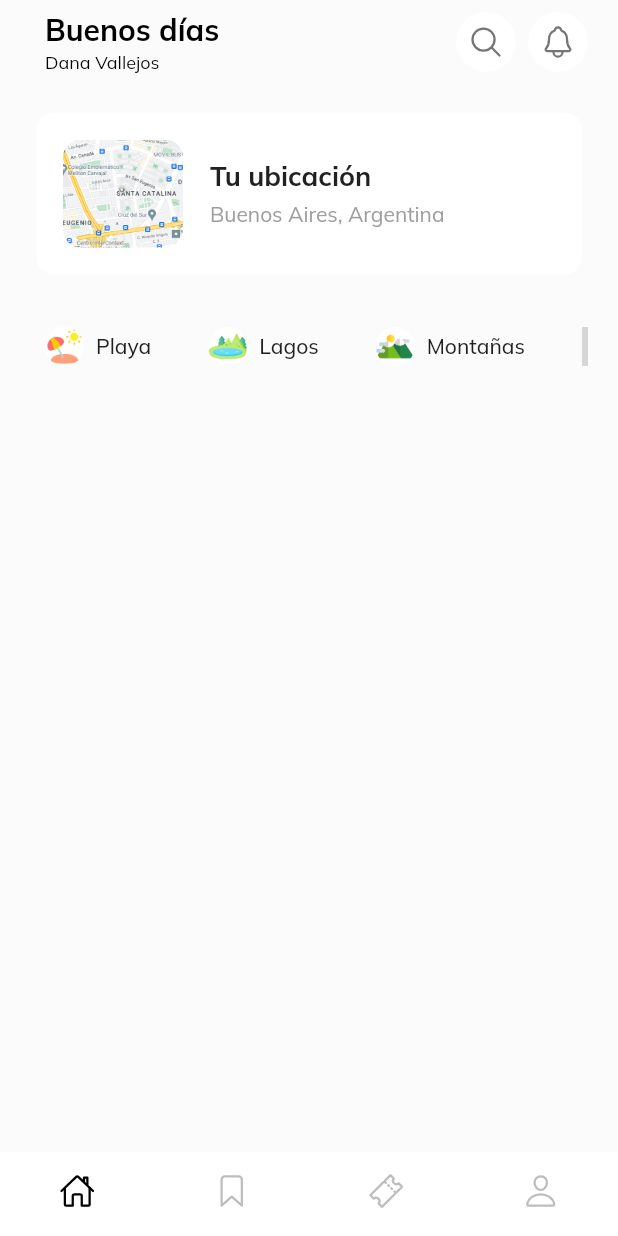
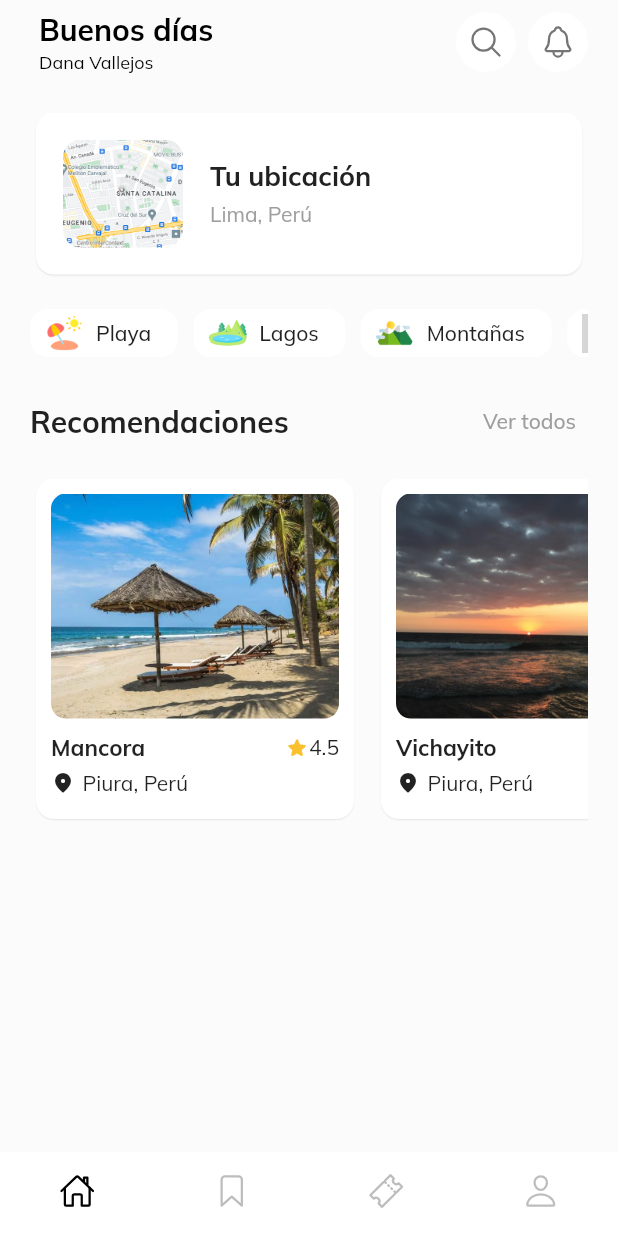
Before and after one commit to Dana-Vallejos/Travel-App, a Flutter app: the screen it shows after launch, after a tap on "Empezar ahora", on a phone screen of 412 x 824 dp. Run offline on Flutter 3.47's test engine with Material 2 defaults, Android fonts, the light colour scheme and no system bars; our stand-ins replace google_fonts, ionicons; grey boxes are pictures that could not be loaded.

Commit message:
recommended places cart

```diff
--- a/lib/main.dart
+++ b/lib/main.dart
@@ -17,7 +17,7 @@ class MyApp extends StatelessWidget {
       debugShowCheckedModeBanner: false,
       theme: ThemeData(
         textTheme: GoogleFonts.mulishTextTheme(Theme.of(context).textTheme),
-        primarySwatch: Colors.blue,
+        primarySwatch: Colors.grey,
       ),
       home: const SplashScreen(),
     );
--- /dev/null
+++ b/lib/models/recommended_places_model.dart
@@ -0,0 +1,40 @@
+class RecommendedPlaceModel {
+  final String name;
+  final String image;
+  final double rating;
+  final String location;
+
+  RecommendedPlaceModel(
+      {required this.name,
+      required this.image,
+      required this.rating,
+      required this.location});
+}
+
+List<RecommendedPlaceModel> recommendedPlaces = [
+  RecommendedPlaceModel(
+      name: "Mancora",
+      image: 'assets/images/mancora_beach.jpg',
+      rating: 4.5,
+      location: 'Piura, Perú'),
+  RecommendedPlaceModel(
+      name: "Vichayito",
+      image: 'assets/images/vichayito.jpg',
+      rating: 4.8,
+      location: 'Piura, Perú'),
+  RecommendedPlaceModel(
+      name: "Chorrilos",
+      image: 'assets/images/chorillos.jpg',
+      rating: 4.6,
+      location: 'Lima, Perú'),
+  RecommendedPlaceModel(
+      name: "Zorritos",
+      image: 'assets/images/zorritos.jpg',
+      rating: 4.8,
+      location: 'Tumbes, Perú'),
+  RecommendedPlaceModel(
+      name: "Punta Sal",
+      image: 'assets/images/puntasal.jpg',
+      rating: 4.8,
+      location: 'Piura, Perú'),
+];
--- a/lib/screens/home_page.dart
+++ b/lib/screens/home_page.dart
@@ -3,6 +3,7 @@ import 'package:ionicons/ionicons.dart';
 import 'package:travel_app/widgets/icon_button.dart';
 import 'package:travel_app/widgets/location_card.dart';
 import 'package:travel_app/widgets/places.dart';
+import 'package:travel_app/widgets/recommended_places.dart';
 
 class HomePage extends StatelessWidget {
   const HomePage({super.key});
@@ -16,14 +17,12 @@ class HomePage extends StatelessWidget {
         elevation: 0,
         foregroundColor: Colors.black,
         title: Padding(
-          padding: const EdgeInsets.all(14.0),
+          padding: const EdgeInsets.all(10.0),
           child: Column(
             crossAxisAlignment: CrossAxisAlignment.start,
             children: [
-              const Text(
-                "Buenos días",
-                style: TextStyle(fontWeight: FontWeight.bold),
-              ),
+              const Text("Buenos días",
+                  style: TextStyle(fontSize: 20, fontWeight: FontWeight.bold)),
               const SizedBox(height: 2),
               Text(
                 "Dana Vallejos",
@@ -47,14 +46,29 @@ class HomePage extends StatelessWidget {
       body: ListView(
         padding: const EdgeInsets.symmetric(horizontal: 20.0, vertical: 15.0),
         children: [
-          //location
           LocationCard(),
-          SizedBox(
-            height: 24.0,
+          const SizedBox(
+            height: 15.0,
           ),
-          //categories
           Places(),
-          //recommendations
+          const SizedBox(
+            height: 15.0,
+          ),
+          Row(
+            mainAxisAlignment: MainAxisAlignment.spaceBetween,
+            children: [
+              const Text("Recomendaciones",
+                  style: TextStyle(fontSize: 20, fontWeight: FontWeight.bold)),
+              TextButton(
+                onPressed: () {},
+                child: const Text("Ver todos"),
+              )
+            ],
+          ),
+          const SizedBox(
+            height: 10.0,
+          ),
+          const RecommendedPlaces(),
         ],
       ),
       bottomNavigationBar: BottomNavigationBar(
--- a/lib/screens/splash_screen.dart
+++ b/lib/screens/splash_screen.dart
@@ -57,7 +57,8 @@ class SplashScreen extends StatelessWidget {
                             EdgeInsets.symmetric(horizontal: 25, vertical: 15)),
                     child: const Text(
                       "Empezar ahora",
-                      style: TextStyle(fontWeight: FontWeight.bold),
+                      style: TextStyle(
+                          fontWeight: FontWeight.bold, color: Colors.white),
                     ),
                   ),
                 )
--- a/lib/widgets/location_card.dart
+++ b/lib/widgets/location_card.dart
@@ -8,7 +8,8 @@ class LocationCard extends StatelessWidget {
   @override
   Widget build(BuildContext context) {
     return Card(
-      elevation: 0,
+      elevation: 0.5,
+      shadowColor: Colors.black38,
       shape: RoundedRectangleBorder(borderRadius: BorderRadius.circular(12)),
       child: Padding(
         padding: const EdgeInsets.all(10.0),
@@ -39,7 +40,7 @@ class LocationCard extends StatelessWidget {
                   ),
                   const SizedBox(height: 5.0),
                   Text(
-                    "Buenos Aires, Argentina",
+                    "Lima, Perú",
                     style: TextStyle(color: Colors.grey, fontSize: 14),
                   ),
                 ],
--- a/lib/widgets/places.dart
+++ b/lib/widgets/places.dart
@@ -10,13 +10,15 @@ class Places extends StatelessWidget {
     return SizedBox(
       height: 40,
       child: ListView.separated(
-        physics: BouncingScrollPhysics(),
+        physics: BouncingScrollPhysics(
+            parent: AlwaysScrollableScrollPhysics(),
+            decelerationRate: ScrollDecelerationRate.fast),
         scrollDirection: Axis.horizontal,
         shrinkWrap: true,
         itemBuilder: (context, index) {
           return Chip(
             padding: EdgeInsets.symmetric(vertical: 3, horizontal: 10),
-            backgroundColor: Colors.white10,
+            backgroundColor: Colors.white,
             elevation: 0,
             shape: RoundedRectangleBorder(
               borderRadius: BorderRadius.circular(12),
--- /dev/null
+++ b/lib/widgets/recommended_places.dart
@@ -0,0 +1,90 @@
+import 'package:flutter/material.dart';
+import 'package:ionicons/ionicons.dart';
+import 'package:travel_app/models/recommended_places_model.dart';
+
+class RecommendedPlaces extends StatelessWidget {
+  const RecommendedPlaces({super.key});
+
+  @override
+  Widget build(BuildContext context) {
+    return SizedBox(
+      height: 235,
+      child: ListView.separated(
+        physics: BouncingScrollPhysics(
+            parent: AlwaysScrollableScrollPhysics(),
+            decelerationRate: ScrollDecelerationRate.fast),
+        scrollDirection: Axis.horizontal,
+        itemBuilder: (context, index) {
+          return SizedBox(
+            width: 220,
+            child: Card(
+              elevation: 0.4,
+              shadowColor: Colors.black38,
+              shape: RoundedRectangleBorder(
+                borderRadius: BorderRadius.circular(12),
+              ),
+              child: InkWell(
+                borderRadius: BorderRadius.circular(12),
+                onTap: () {},
+                child: Padding(
+                  padding: const EdgeInsets.all(10.0),
+                  child: Column(
+                    children: [
+                      ClipRRect(
+                        borderRadius: BorderRadius.circular(10),
+                        child: Image.asset(
+                          recommendedPlaces[index].image,
+                          height: 150,
+                          fit: BoxFit.cover,
+                        ),
+                      ),
+                      const SizedBox(
+                        height: 10,
+                      ),
+                      Row(
+                        children: [
+                          Text(
+                            recommendedPlaces[index].name,
+                            style: TextStyle(
+                                fontSize: 15, fontWeight: FontWeight.bold),
+                          ),
+                          const Spacer(),
+                          Icon(
+                            Icons.star_rounded,
+                            size: 16,
+                            color: Colors.yellow.shade700,
+                          ),
+                          Text(
+                            recommendedPlaces[index].rating.toString(),
+                            style: TextStyle(fontSize: 14),
+                          ),
+                        ],
+                      ),
+                      const SizedBox(height: 5),
+                      Row(
+                        children: [
+                          Icon(
+                            Icons.location_on_rounded,
+                            size: 16,
+                          ),
+                          SizedBox(
+                            width: 5,
+                          ),
+                          Text(recommendedPlaces[index].location)
+                        ],
+                      )
+                    ],
+                  ),
+                ),
+              ),
+            ),
+          );
+        },
+        separatorBuilder: (context, index) => const Padding(
+          padding: EdgeInsets.only(right: 10),
+        ),
+        itemCount: 5,
+      ),
+    );
+  }
+}
```
Also changed, not shown: assets/images/puntasal.jpg (added), assets/images/zorritos.jpg (added).
